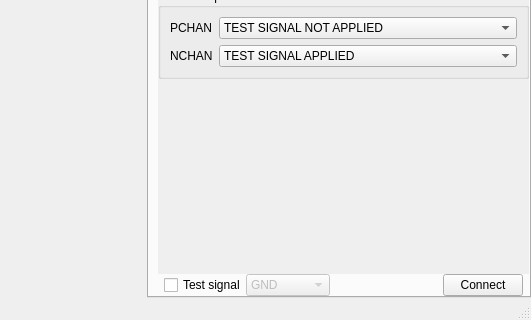
Above: bci_framework/qtgui/main.ui from UN-GCPDS/bci-framework before the change; both pictures show x 691 to 1222 and y 390 to 710 of the 1222 by 710 pixel window. Below: the same form after it.
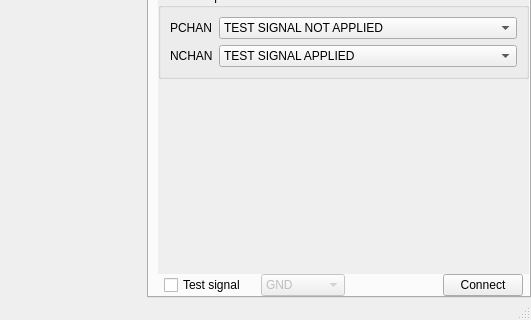
That is the form after the change. Icons and pictures are not drawn.

```diff
--- a/bci_framework/qtgui/main.ui
+++ b/bci_framework/qtgui/main.ui
@@ -963,6 +963,22 @@
                 </property>
                </widget>
               </item>
+              <item>
+               <spacer name="horizontalSpacer_4">
+                <property name="orientation">
+                 <enum>Qt::Horizontal</enum>
+                </property>
+                <property name="sizeType">
+                 <enum>QSizePolicy::Fixed</enum>
+                </property>
+                <property name="sizeHint" stdset="0">
+                 <size>
+                  <width>15</width>
+                  <height>20</height>
+                 </size>
+                </property>
+               </spacer>
+              </item>
               <item>
                <widget class="QComboBox" name="comboBox_test_signal">
                 <property name="enabled">
```
Left out of the diff: 2 changed lines with no effect on the pictures.
